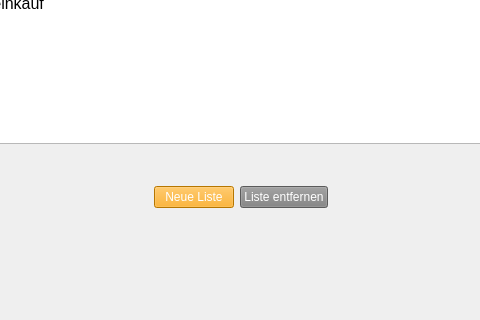
Old version of the form ui/groceryoverview.ui in the repository PPetermeier/2021_SoSe_Projekt_Gruppe_12; both pictures show x 250 to 730 and y 233 to 553 of the 965 by 553 pixel window.
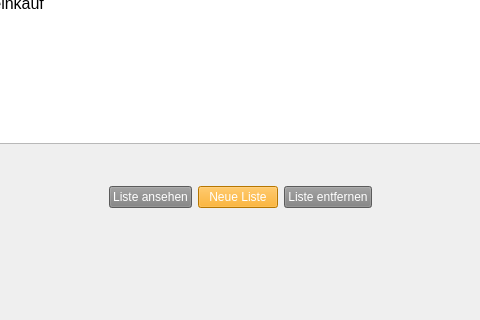
New version of the form. Icons and pictures are not drawn.

Commit message: Liste ansehen Button wurde der groceryoverview hinzugefügt

Diff of the .ui file:
```diff
--- a/ui/groceryoverview.ui
+++ b/ui/groceryoverview.ui
@@ -240,6 +240,17 @@
         </property>
        </spacer>
       </item>
+      <item>
+       <widget class="QPushButton" name="b_openlist">
+        <property name="styleSheet">
+         <string notr="true">background-color: grey;
+color: white;</string>
+        </property>
+        <property name="text">
+         <string>Liste ansehen</string>
+        </property>
+       </widget>
+      </item>
       <item>
        <widget class="QPushButton" name="b_newlist">
         <property name="styleSheet">
```
The commit also changes 1 other file.
